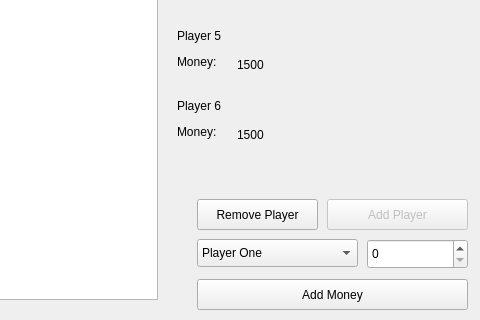
Before: the Qt Designer form widget.ui in cltsd27/monopoly, drawn with Qt 5; both pictures show x 653 to 1133 and y 281 to 601 of the 1133 by 601 pixel window.
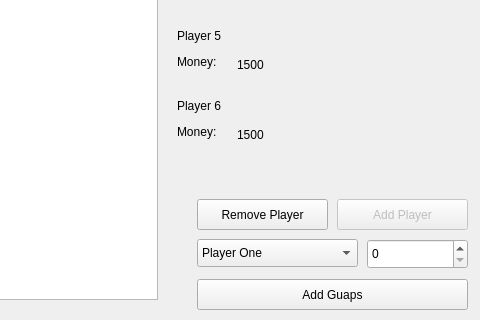
After: the same form once the commit is applied.

Commit message: added 'add guaps' functionality

```diff
--- a/widget.ui
+++ b/widget.ui
@@ -138,7 +138,7 @@
     <rect>
      <x>850</x>
      <y>480</y>
-     <width>121</width>
+     <width>131</width>
      <height>31</height>
     </rect>
    </property>
@@ -156,7 +156,7 @@
     </rect>
    </property>
    <property name="text">
-    <string>Add Money</string>
+    <string>Add Guaps</string>
    </property>
   </widget>
   <widget class="QComboBox" name="playerAddMoney">
@@ -215,9 +215,9 @@
    </property>
    <property name="geometry">
     <rect>
-     <x>980</x>
+     <x>990</x>
      <y>480</y>
-     <width>141</width>
+     <width>131</width>
      <height>31</height>
     </rect>
    </property>
```
Left out of the diff: 9 changed lines with no effect on the pictures. The commit also changes 2 other files.
